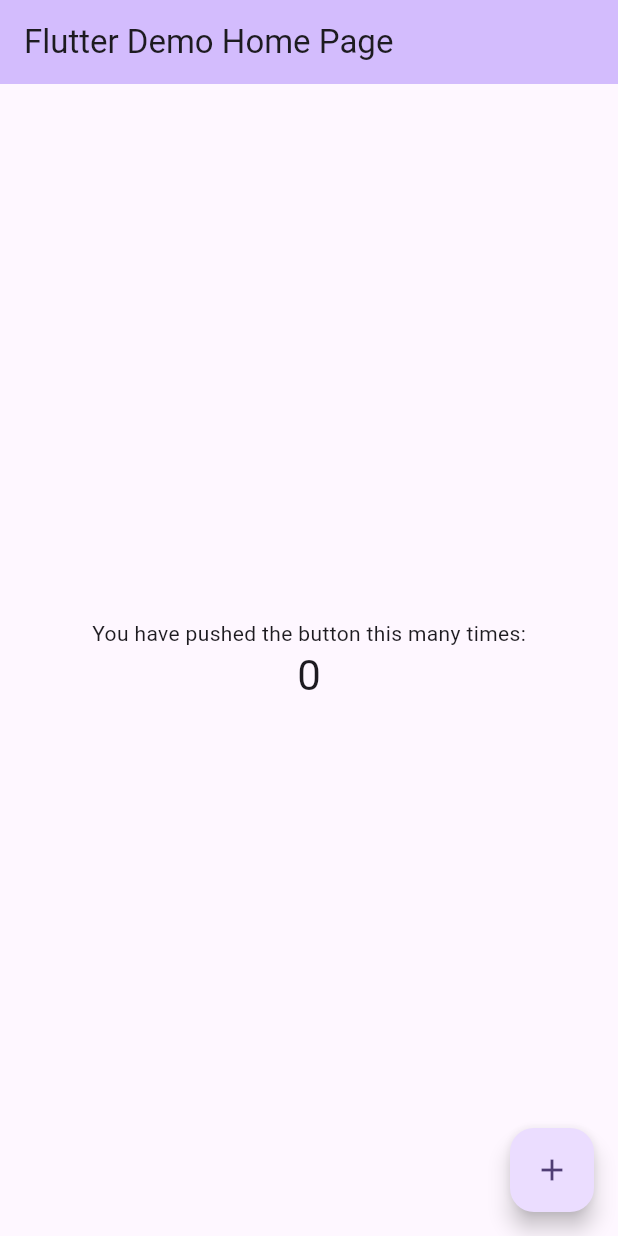
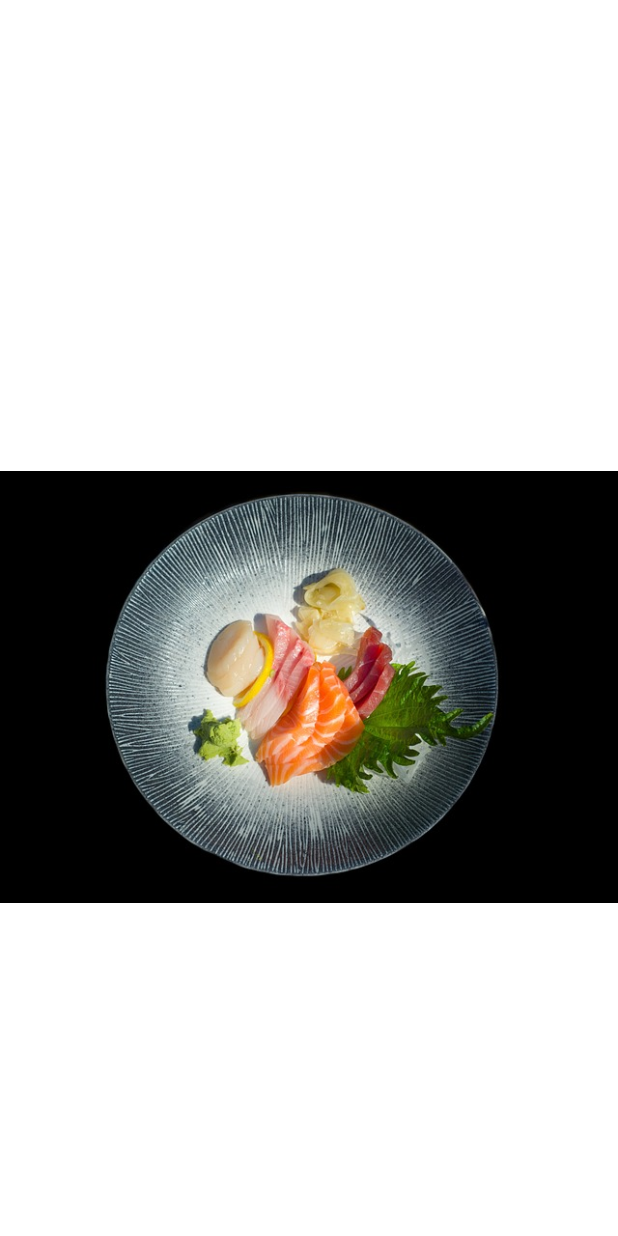
Before and after one commit to kof99athena/tabe, a Flutter app: the first screen one second after launch, on a phone screen of 412 x 824 dp. Run offline on Flutter 3.47's test engine with Material 3 defaults, Android fonts, the phone set to English and light mode, and no system bars; Roboto replaces fonts that are missing (pretendard).

Commit message:
feat : Splash 화면
1. Pretendard 폰트 추가

```diff
--- a/lib/main.dart
+++ b/lib/main.dart
@@ -1,4 +1,6 @@
 import 'package:flutter/material.dart';
+import 'package:tabe/screen/gourmet_screen.dart';
+import 'package:tabe/screen/splash_screen.dart';
 
 void main() {
   runApp(const MyApp());
@@ -7,119 +9,16 @@
 class MyApp extends StatelessWidget {
   const MyApp({super.key});
 
-  // This widget is the root of your application.
   @override
   Widget build(BuildContext context) {
     return MaterialApp(
-      title: 'Flutter Demo',
-      theme: ThemeData(
-        // This is the theme of your application.
-        //
-        // TRY THIS: Try running your application with "flutter run". You'll see
-        // the application has a purple toolbar. Then, without quitting the app,
-        // try changing the seedColor in the colorScheme below to Colors.green
-        // and then invoke "hot reload" (save your changes or press the "hot
-        // reload" button in a Flutter-supported IDE, or press "r" if you used
-        // the command line to start the app).
-        //
-        // Notice that the counter didn't reset back to zero; the application
-        // state is not lost during the reload. To reset the state, use hot
-        // restart instead.
-        //
-        // This works for code too, not just values: Most code changes can be
-        // tested with just a hot reload.
-        colorScheme: ColorScheme.fromSeed(seedColor: Colors.deepPurple),
-        useMaterial3: true,
-      ),
-      home: const MyHomePage(title: 'Flutter Demo Home Page'),
+      title: 'Tabe🍜 Tabe🍣',
+      debugShowCheckedModeBanner: false,
+      initialRoute: '/',
+      routes: {
+        '/': (context) => SplashScreen(),
+        '/gourmet': (context) => GourmetScreen(),
+      },
     );
   }
 }
-
-class MyHomePage extends StatefulWidget {
-  const MyHomePage({super.key, required this.title});
-
-  // This widget is the home page of your application. It is stateful, meaning
-  // that it has a State object (defined below) that contains fields that affect
-  // how it looks.
-
-  // This class is the configuration for the state. It holds the values (in this
-  // case the title) provided by the parent (in this case the App widget) and
-  // used by the build method of the State. Fields in a Widget subclass are
-  // always marked "final".
-
-  final String title;
-
-  @override
-  State<MyHomePage> createState() => _MyHomePageState();
-}
-
-class _MyHomePageState extends State<MyHomePage> {
-  int _counter = 0;
-
-  void _incrementCounter() {
-    setState(() {
-      // This call to setState tells the Flutter framework that something has
-      // changed in this State, which causes it to rerun the build method below
-      // so that the display can reflect the updated values. If we changed
-      // _counter without calling setState(), then the build method would not be
-      // called again, and so nothing would appear to happen.
-      _counter++;
-    });
-  }
-
-  @override
-  Widget build(BuildContext context) {
-    // This method is rerun every time setState is called, for instance as done
-    // by the _incrementCounter method above.
-    //
-    // The Flutter framework has been optimized to make rerunning build methods
-    // fast, so that you can just rebuild anything that needs updating rather
-    // than having to individually change instances of widgets.
-    return Scaffold(
-      appBar: AppBar(
-        // TRY THIS: Try changing the color here to a specific color (to
-        // Colors.amber, perhaps?) and trigger a hot reload to see the AppBar
-        // change color while the other colors stay the same.
-        backgroundColor: Theme.of(context).colorScheme.inversePrimary,
-        // Here we take the value from the MyHomePage object that was created by
-        // the App.build method, and use it to set our appbar title.
-        title: Text(widget.title),
-      ),
-      body: Center(
-        // Center is a layout widget. It takes a single child and positions it
-        // in the middle of the parent.
-        child: Column(
-          // Column is also a layout widget. It takes a list of children and
-          // arranges them vertically. By default, it sizes itself to fit its
-          // children horizontally, and tries to be as tall as its parent.
-          //
-          // Column has various properties to control how it sizes itself and
-          // how it positions its children. Here we use mainAxisAlignment to
-          // center the children vertically; the main axis here is the vertical
-          // axis because Columns are vertical (the cross axis would be
-          // horizontal).
-          //
-          // TRY THIS: Invoke "debug painting" (choose the "Toggle Debug Paint"
-          // action in the IDE, or press "p" in the console), to see the
-          // wireframe for each widget.
-          mainAxisAlignment: MainAxisAlignment.center,
-          children: <Widget>[
-            const Text(
-              'You have pushed the button this many times:',
-            ),
-            Text(
-              '$_counter',
-              style: Theme.of(context).textTheme.headlineMedium,
-            ),
-          ],
-        ),
-      ),
-      floatingActionButton: FloatingActionButton(
-        onPressed: _incrementCounter,
-        tooltip: 'Increment',
-        child: const Icon(Icons.add),
-      ), // This trailing comma makes auto-formatting nicer for build methods.
-    );
-  }
-}
--- a/lib/screen/gourmet_screen.dart
+++ b/lib/screen/gourmet_screen.dart
@@ -0,0 +1,15 @@
+import 'package:flutter/material.dart';
+
+class GourmetScreen extends StatefulWidget {
+  const GourmetScreen({super.key});
+
+  @override
+  State<GourmetScreen> createState() => _GourmetScreenState();
+}
+
+class _GourmetScreenState extends State<GourmetScreen> {
+  @override
+  Widget build(BuildContext context) {
+    return const Placeholder();
+  }
+}
--- a/lib/screen/splash_screen.dart
+++ b/lib/screen/splash_screen.dart
@@ -0,0 +1,39 @@
+import 'package:flutter/material.dart';
+
+class SplashScreen extends StatelessWidget {
+  const SplashScreen({super.key});
+
+  @override
+  Widget build(BuildContext context) {
+    Future.delayed(
+      Duration(seconds: 2),
+          () {
+        Navigator.pushReplacementNamed(context, '/gourmet');
+      },
+    );
+
+    return Scaffold(
+      backgroundColor: Color(020202),
+      body: Center(
+        child: Column(
+          mainAxisAlignment: MainAxisAlignment.center,
+          children: [
+            Container(
+              margin: EdgeInsets.only(top: 32),
+              child: Text(
+                '居酒屋 in Tokyo',
+                style: TextStyle(
+                    fontSize: 40,
+                    fontWeight: FontWeight.bold,
+                    fontFamily: 'pretendard',
+                    fontStyle: FontStyle.italic,
+                    color: Colors.white),
+              ),
+            ),
+            Image.asset('assets/img_splash.jpg'),
+          ],
+        ),
+      ),
+    );
+  }
+}
```
Also changed, not shown: pubspec.yaml (+6 -69 lines), assets/img_null.png (added), assets/img_splash.jpg (added), 1 other file.
